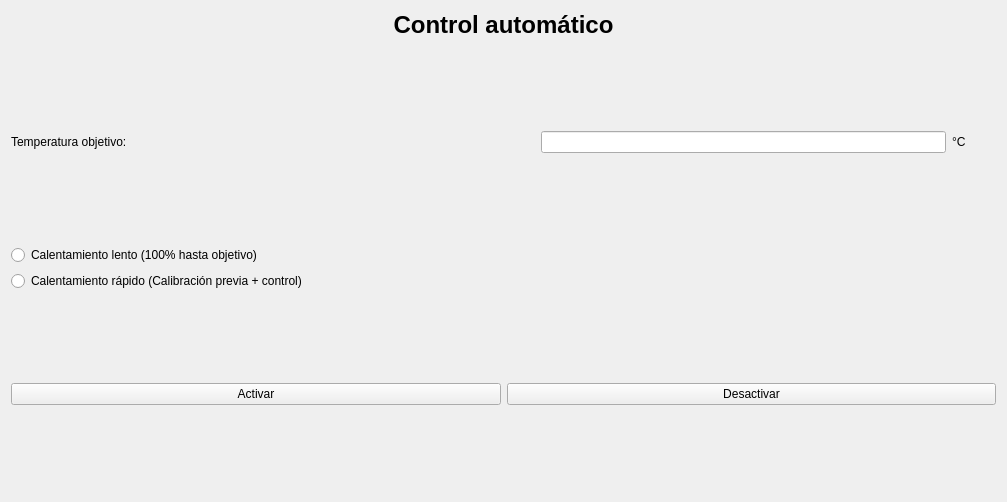
martincrxz/induction-heater-software, file src/view/automatic_control_tab_view.ui: the form before one commit.
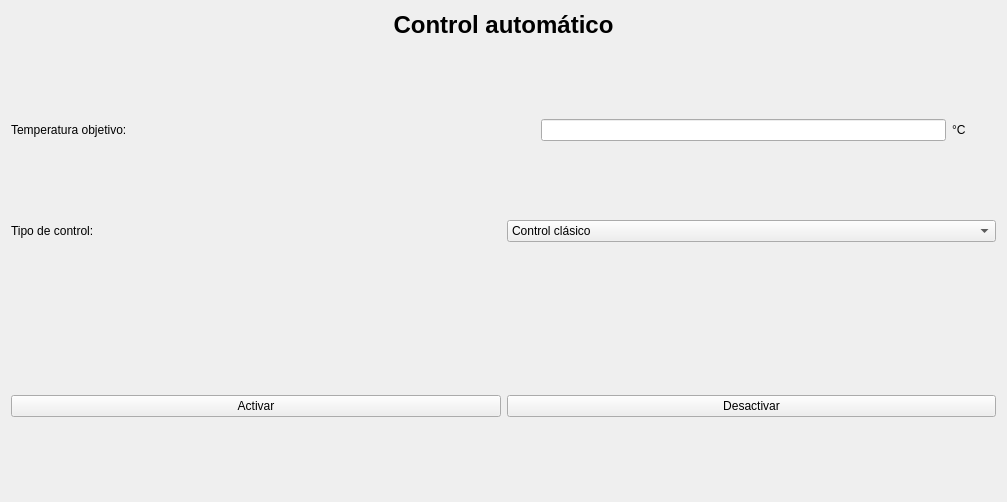
The form after the commit.

Commit message: agregada logica de cambio de tipo de control en la pestaña de controlautomatico

Patch:
```diff
--- a/src/view/automatic_control_tab_view.ui
+++ b/src/view/automatic_control_tab_view.ui
@@ -111,24 +111,43 @@
      <item>
       <layout class="QHBoxLayout" name="horizontalLayout_16">
        <item>
-        <layout class="QVBoxLayout" name="verticalLayout_4">
-         <item>
-          <widget class="QRadioButton" name="slowHeatingRadioButton">
+        <widget class="QLabel" name="controlTypeLabel">
            <property name="text">
-            <string>Calentamiento lento (100% hasta objetivo)</string>
+          <string>Tipo de control:</string>
            </property>
           </widget>
          </item>
          <item>
-          <widget class="QRadioButton" name="fastHeatingRadioButton">
+        <widget class="QComboBox" name="controlTypeCombo">
+         <item>
            <property name="text">
-            <string>Calentamiento rápido (Calibración previa + control)</string>
-           </property>
+           <string>Control clásico</string>
+          </property>
+         </item>
+         <item>
+          <property name="text">
+           <string>Fuzzy Logic</string>
+          </property>
+         </item>
           </widget>
          </item>
         </layout>
        </item>
-      </layout>
+     <item>
+      <spacer name="verticalSpacer_5">
+       <property name="orientation">
+        <enum>Qt::Vertical</enum>
+       </property>
+       <property name="sizeHint" stdset="0">
+        <size>
+         <width>20</width>
+         <height>40</height>
+        </size>
+       </property>
+      </spacer>
+     </item>
+     <item>
+      <layout class="QVBoxLayout" name="controlConfiguration"/>
      </item>
      <item>
       <spacer name="verticalSpacer_2">
```
Left out of the diff: 2 changed lines with no effect on the pictures. Lines whose indentation alone changed are shown as unchanged. The commit also changes 13 other files.
